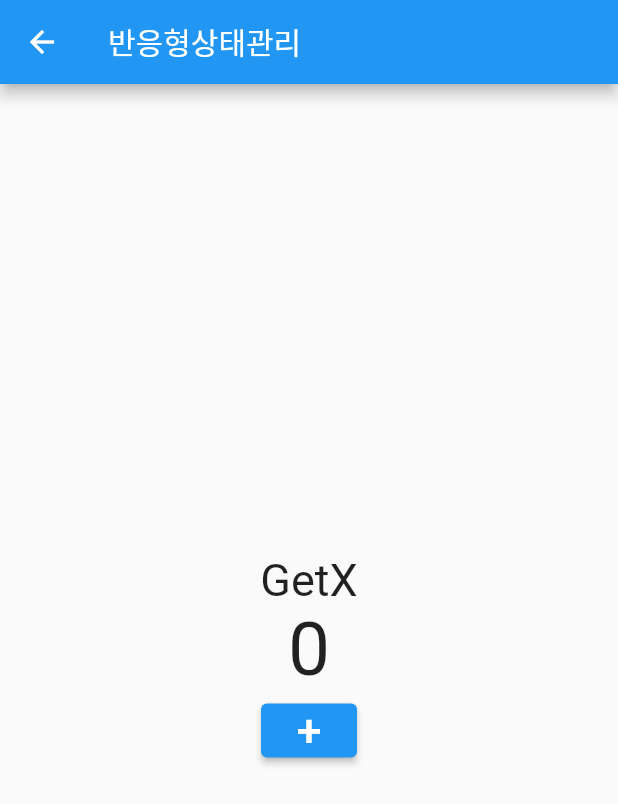
After one commit to jupark33/exercise_get_routing, a Flutter app: the screen it shows after launch, after a tap on "반응형 상태 관리", on a phone screen of 412 x 824 dp. The commit adds this screen. Shown: the top 804 px of the screen. Run offline on Flutter 3.47's test engine with Material 2 defaults, Android fonts, the phone set to English and light mode, and no system bars; our stand-ins replace get.

Commit message:
Reactive State observing

```diff
--- /dev/null
+++ b/lib/src/controller/count_controller_with_reactive.dart
@@ -0,0 +1,9 @@
+import 'package:get/get.dart';
+
+class CountControllerWithReactive {
+  RxInt count = 0.obs;
+
+  void increase() {
+    count++;
+  }
+}
--- a/lib/src/home.dart
+++ b/lib/src/home.dart
@@ -1,5 +1,6 @@
 import 'package:exercise_get/src/pages/next.dart';
 import 'package:exercise_get/src/pages/normal/first.dart';
+import 'package:exercise_get/src/state/reactive_state_management_page.dart';
 import 'package:exercise_get/src/state/simple_state_management_page.dart';
 import 'package:flutter/material.dart';
 import 'package:get/get.dart';
@@ -53,6 +54,13 @@ class Home extends StatelessWidget {
                     Get.to(SimpleStateManagePage());
                   },
                 ),
+                ElevatedButton(
+                  child: Text("반응형 상태 관리"),
+                  onPressed: () {
+                    // Get.toNamed("/user/28357");
+                    Get.to(ReactiveStateManagePage());
+                  },
+                ),
               ],
             ))
     );
--- /dev/null
+++ b/lib/src/state/reactive_state_management_page.dart
@@ -0,0 +1,39 @@
+import 'package:exercise_get/src/controller/count_controller_with_getx.dart';
+import 'package:exercise_get/src/controller/count_controller_with_provider.dart';
+import 'package:exercise_get/src/controller/count_controller_with_reactive.dart';
+import 'package:exercise_get/src/state/with_getx.dart';
+import 'package:exercise_get/src/state/with_provider.dart';
+import 'package:flutter/material.dart';
+import 'package:get/get.dart';
+import 'package:provider/provider.dart';
+
+class ReactiveStateManagePage extends StatelessWidget {
+  const ReactiveStateManagePage({Key? key}) : super(key: key);
+
+  @override
+  Widget build(BuildContext context) {
+    Get.put(CountControllerWithReactive());
+    return Scaffold(
+        appBar: AppBar(
+          title: Text('반응형상태관리'),
+        ),
+        body: Center(
+            child: Column(
+              mainAxisAlignment: MainAxisAlignment.center,
+              children: [
+                Text("GetX", style: TextStyle(fontSize: 30)),
+                Obx(() => Text(
+                    "${Get.find<CountControllerWithReactive>().count.value}",
+                    style: TextStyle(fontSize: 50))),
+                ElevatedButton(
+                  child: Text("+", style: TextStyle(fontSize: 30)),
+                  onPressed: () {
+                    Get.find<CountControllerWithReactive>().increase();
+                  },
+                )
+              ],
+            )
+        )
+    );
+  }
+}
```
